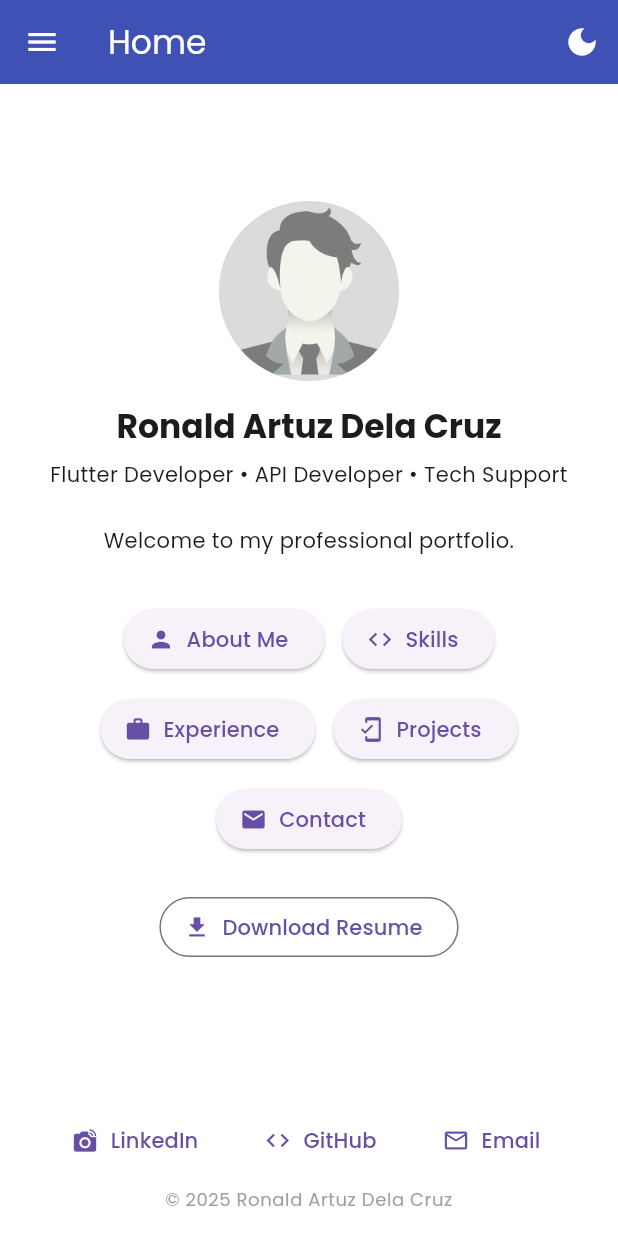
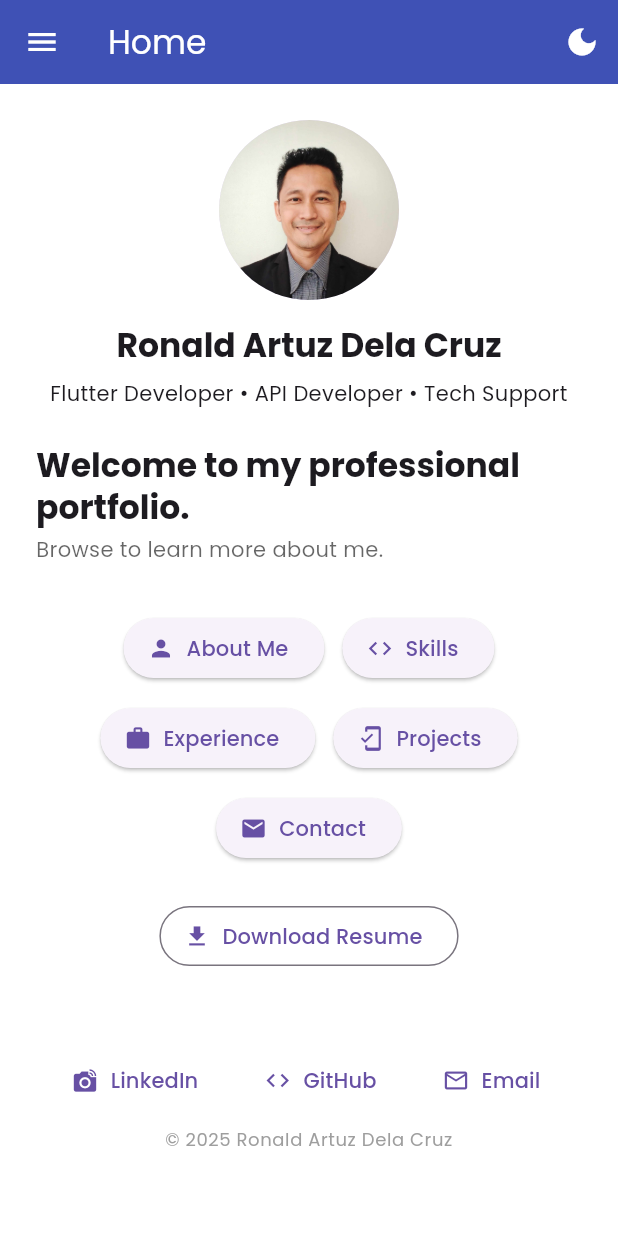
Before and after one commit to Boedelacruz01/Ronald_dela_cruz_portfolio_v2, a Flutter app: the screen it shows after launch, on a phone screen of 412 x 824 dp. Run offline on Flutter 3.47's test engine with Material 3 defaults, Android fonts, the phone set to English and light mode, and no system bars; our stand-ins replace firebase_core, get, google_fonts, shared_preferences; accounts and stored records are empty.

Commit message:
initial updates

```diff
--- a/lib/features/home/home_screen.dart
+++ b/lib/features/home/home_screen.dart
@@ -3,6 +3,8 @@ import 'package:get/get.dart';
 import 'package:ronald_dela_cruz_portfolio_v2/widgets/custom_app_bar.dart';
 import 'package:ronald_dela_cruz_portfolio_v2/widgets/footer.dart';
 import 'package:ronald_dela_cruz_portfolio_v2/widgets/side_navigation_drawer.dart';
+import 'package:ronald_dela_cruz_portfolio_v2/widgets/section_title.dart'; // 👈 Add this
+import 'package:ronald_dela_cruz_portfolio_v2/widgets/wrapper.dart';
 import 'package:url_launcher/url_launcher.dart';
 
 class HomeScreen extends StatelessWidget {
@@ -35,9 +37,16 @@ class HomeScreen extends StatelessWidget {
     return Scaffold(
       appBar: const CustomAppBar(title: 'Home'),
       drawer: const SideNavigationDrawer(),
-      body: Column(
-        children: [
-          Expanded(
+      body: ResponsiveLayout(
+        mobile: _buildBody(theme),
+        tablet: _buildBody(theme),
+        desktop: _buildBody(theme),
+      ),
+    );
+  }
+
+  Widget _buildBody(ThemeData theme) {
+    return SingleChildScrollView(
       child: Padding(
         padding: const EdgeInsets.all(24.0),
         child: Center(
@@ -46,9 +55,7 @@ class HomeScreen extends StatelessWidget {
             children: [
               const CircleAvatar(
                 radius: 60,
-                      backgroundImage: AssetImage(
-                        'assets/placeholderImage.jpg',
-                      ),
+                backgroundImage: AssetImage('assets/profilepic.jpg'),
               ),
               const SizedBox(height: 16),
               Text(
@@ -63,10 +70,13 @@ class HomeScreen extends StatelessWidget {
                 textAlign: TextAlign.center,
               ),
               const SizedBox(height: 24),
-                    const Text(
-                      'Welcome to my professional portfolio.',
-                      textAlign: TextAlign.center,
+
+              // Section title
+              const SectionTitle(
+                title: 'Welcome to my professional portfolio.',
+                subtitle: 'Browse to learn more about me.',
               ),
+
               const SizedBox(height: 32),
               Wrap(
                 spacing: 12,
@@ -106,14 +116,13 @@ class HomeScreen extends StatelessWidget {
                 icon: const Icon(Icons.file_download),
                 label: const Text("Download Resume"),
               ),
+
+              const SizedBox(height: 32),
+              const AppFooter(), // moved inside scrollable area
             ],
           ),
         ),
       ),
-          ),
-          const AppFooter(),
-        ],
-      ),
     );
   }
 }
--- a/pubspec.yaml
+++ b/pubspec.yaml
@@ -45,3 +45,4 @@ flutter:
 
   assets:
     - assets/placeholderImage.jpg
+    - assets/profilepic.jpg
```
Also changed, not shown: assets/profilepic.jpg (added), 1 other file. Lines whose indentation alone changed are shown as unchanged.
